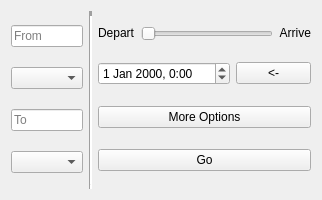
Old version of the form mainwindow.ui in the repository reodge/journeyplanner.
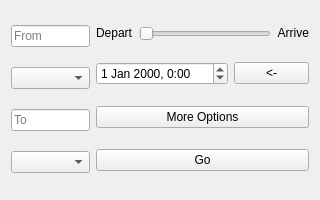
New version of the form.

Commit message: Now formats the date/time into the Url

```diff
--- a/mainwindow.ui
+++ b/mainwindow.ui
@@ -56,19 +56,6 @@
       </item>
      </layout>
     </item>
-    <item>
-     <widget class="Line" name="line">
-      <property name="frameShadow">
-       <enum>QFrame::Sunken</enum>
-      </property>
-      <property name="lineWidth">
-       <number>5</number>
-      </property>
-      <property name="orientation">
-       <enum>Qt::Vertical</enum>
-      </property>
-     </widget>
-    </item>
     <item>
      <layout class="QVBoxLayout" name="verticalLayout_2">
       <item>
```
Left out of the diff: 2 changed lines with no effect on the pictures. The commit also changes 2 other files.
